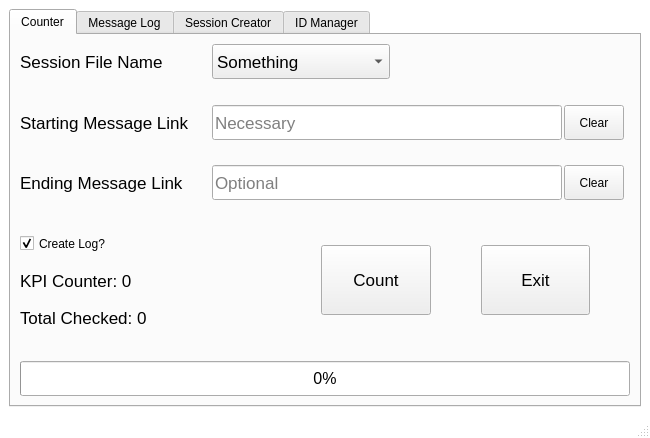
Before: the Qt Designer form resource/Design.ui in TheRustyPickle/Telecounter, drawn with Qt 5.
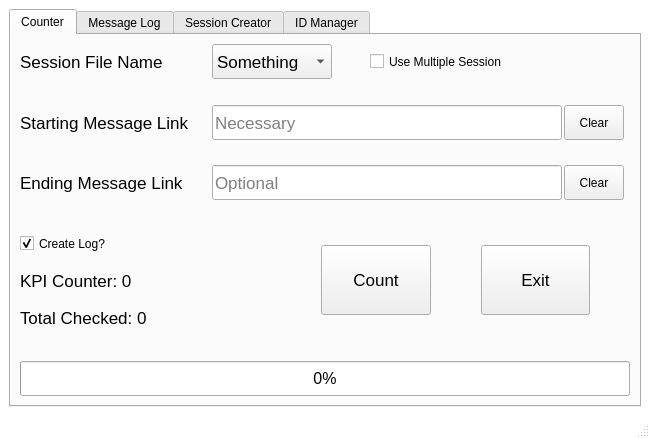
After: the same form once the commit is applied.

Commit message: Multi session counting added

Patch:
```diff
--- a/resource/Design.ui
+++ b/resource/Design.ui
@@ -211,6 +211,32 @@
             </item>
            </widget>
           </item>
+          <item>
+           <spacer name="horizontalSpacer_19">
+            <property name="orientation">
+             <enum>Qt::Horizontal</enum>
+            </property>
+            <property name="sizeHint" stdset="0">
+             <size>
+              <width>40</width>
+              <height>20</height>
+             </size>
+            </property>
+           </spacer>
+          </item>
+          <item>
+           <widget class="QCheckBox" name="checkbox_multi_sess">
+            <property name="minimumSize">
+             <size>
+              <width>180</width>
+              <height>35</height>
+             </size>
+            </property>
+            <property name="text">
+             <string>Use Multiple Session</string>
+            </property>
+           </widget>
+          </item>
           <item>
            <spacer name="horizontalSpacer">
             <property name="orientation">
@@ -221,7 +247,7 @@
             </property>
             <property name="sizeHint" stdset="0">
              <size>
-              <width>240</width>
+              <width>80</width>
               <height>20</height>
              </size>
             </property>
```
Left out of the diff: 2 changed lines with no effect on the pictures. The commit also changes 1 other file.
